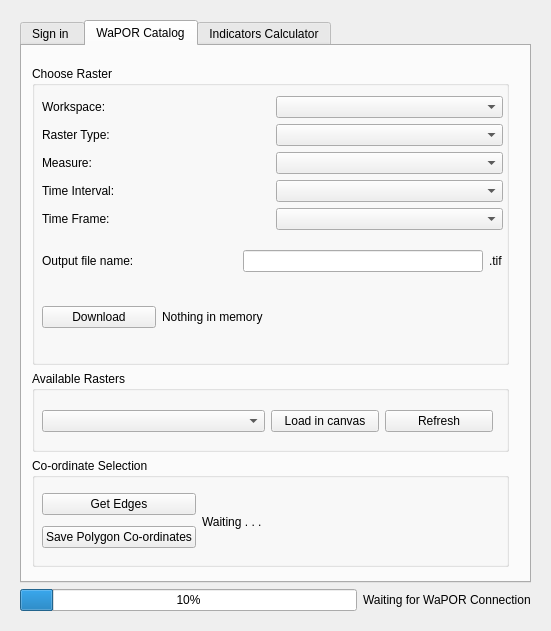
This is wap_plugin_dialog_base.ui in WAGIS/wap_plugin as Qt 5 draws it before an edit. The edited form follows.
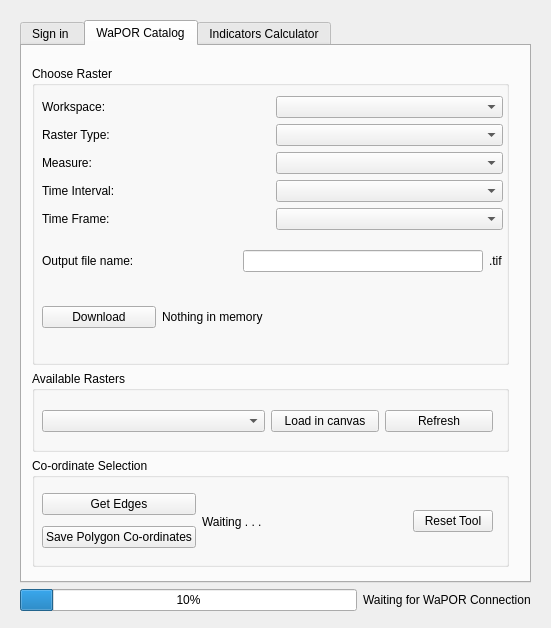
This is the edited form. The open tabs and pages were chosen to show the change.

Commit message: Reset tool added

Patch:
```diff
--- a/wap_plugin_dialog_base.ui
+++ b/wap_plugin_dialog_base.ui
@@ -7,7 +7,7 @@
     <x>0</x>
     <y>0</y>
     <width>551</width>
-    <height>631</height>
+    <height>628</height>
    </rect>
   </property>
   <property name="windowTitle">
@@ -351,7 +351,7 @@
               <height>67</height>
              </rect>
             </property>
-            <layout class="QHBoxLayout" name="horizontalLayout_15" stretch="1,3">
+            <layout class="QHBoxLayout" name="horizontalLayout_15" stretch="1,3,0">
              <item>
               <layout class="QVBoxLayout" name="verticalLayout_10">
                <item>
@@ -377,6 +377,16 @@
                </property>
               </widget>
              </item>
+             <item>
+              <widget class="QPushButton" name="resetToolButton_2">
+               <property name="layoutDirection">
+                <enum>Qt::LeftToRight</enum>
+               </property>
+               <property name="text">
+                <string>Reset Tool</string>
+               </property>
+              </widget>
+             </item>
             </layout>
            </widget>
           </widget>
```
Left out of the diff: 2 changed lines with no effect on the pictures. The commit also changes 1 other file.
